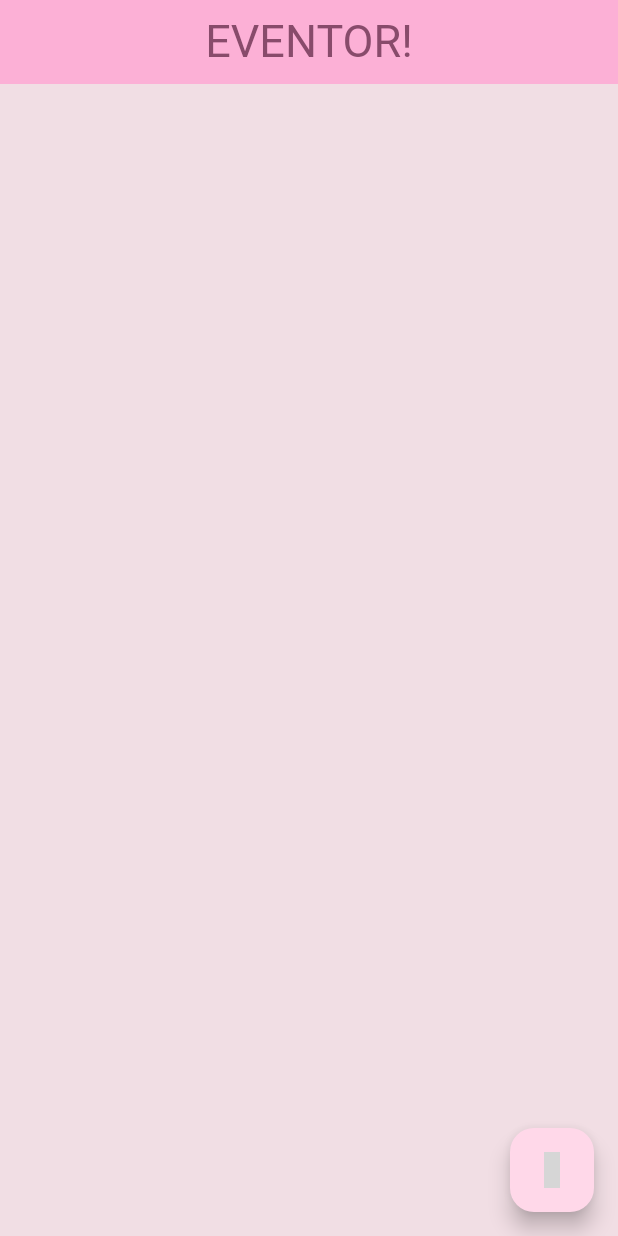
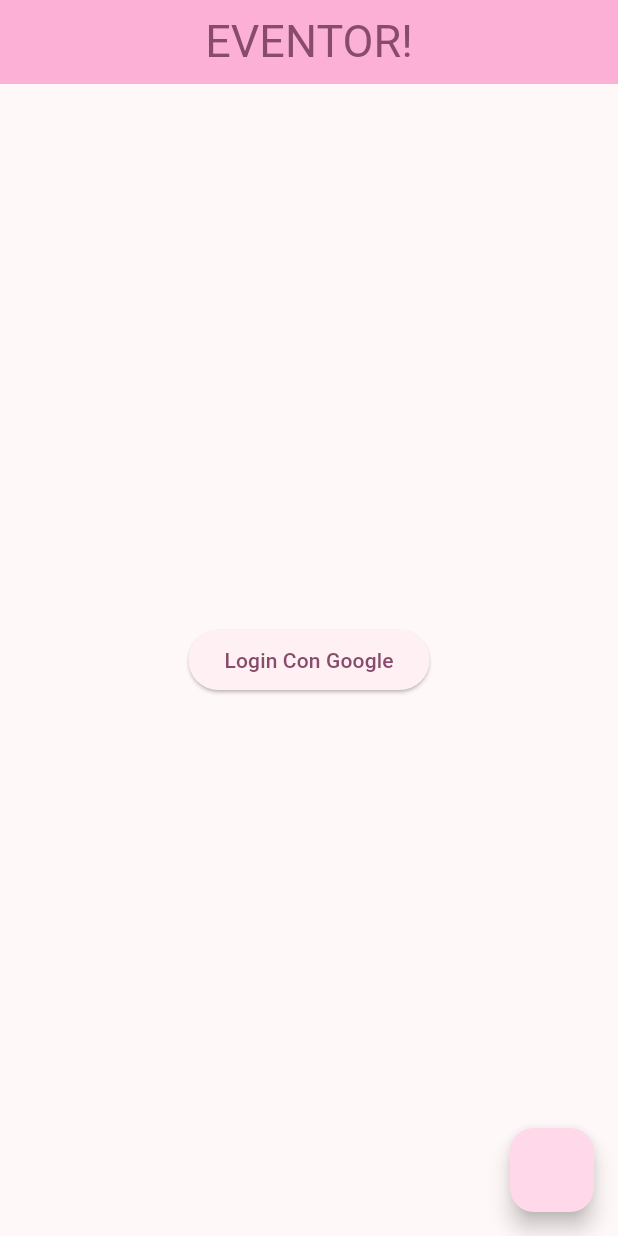
Before and after one commit to NachokeVera/eventorDes, a Flutter app: the screen it shows after launch, on a phone screen of 412 x 824 dp. Run offline on Flutter 3.47's test engine with Material 2 defaults, Android fonts, the phone set to English and light mode, and no system bars; our stand-ins replace calendar_date_picker2, cloud_firestore, file_picker, firebase_auth, firebase_core, firebase_storage and 3 more; missing offline and left inert: time_pickerr; accounts and stored records are empty; Roboto replaces fonts that are missing (Satisfy); grey boxes are pictures that could not be loaded.

Commit message:
NO PUEDO SALIR DE ESTA WEA

```diff
--- a/lib/main.dart
+++ b/lib/main.dart
@@ -1,6 +1,7 @@
 import 'package:eventor/firebase_options.dart';
 import 'package:eventor/screens/form_evento_page.dart';
 import 'package:eventor/screens/home_page.dart';
+import 'package:eventor/screens/login_page.dart';
 import 'package:flutter/material.dart';
 import 'package:google_fonts/google_fonts.dart';
 import 'package:firebase_core/firebase_core.dart';
@@ -36,7 +37,7 @@ class MyApp extends StatelessWidget {
         "/formpage": (context) => const FormEvento(),
         "/homepage": (context) => const HomePage(),
       },
-      home: const HomePage(),
+      home: const LoginPage(),
     );
   }
 }
--- /dev/null
+++ b/lib/screens/login_page.dart
@@ -0,0 +1,51 @@
+import 'package:firebase_auth/firebase_auth.dart';
+import 'package:flutter/material.dart';
+import 'package:google_sign_in/google_sign_in.dart';
+
+class LoginPage extends StatefulWidget {
+  const LoginPage({super.key});
+
+  @override
+  State<LoginPage> createState() => _LoginPageState();
+}
+
+signInWithGoogle() async {
+  GoogleSignInAccount? googleUser = await GoogleSignIn().signIn();
+
+  GoogleSignInAuthentication? googleAuth = await googleUser?.authentication;
+
+  AuthCredential credential = GoogleAuthProvider.credential(
+      accessToken: googleAuth?.accessToken, idToken: googleAuth?.idToken);
+  UserCredential userCredential =
+      await FirebaseAuth.instance.signInWithCredential(credential);
+  print(userCredential.user?.displayName);
+}
+
+class _LoginPageState extends State<LoginPage> {
+  final FirebaseAuth _auth = FirebaseAuth.instance;
+  final GoogleSignIn _googleSignIn = GoogleSignIn();
+  @override
+  Widget build(BuildContext context) {
+    return Scaffold(
+        floatingActionButton: FloatingActionButton(onPressed: () {
+          Navigator.pushNamed(context, "/formpage");
+        }),
+        appBar: AppBar(
+          centerTitle: true,
+          title: Text('EVENTOR!',
+              style: Theme.of(context)
+                  .textTheme
+                  .titleLarge!
+                  .copyWith(color: Theme.of(context).colorScheme.surfaceTint)),
+          backgroundColor: Theme.of(context).colorScheme.inversePrimary,
+        ),
+        body: Center(
+          child: ElevatedButton(
+            onPressed: () {
+              signInWithGoogle();
+            },
+            child: const Text('Login Con Google'),
+          ),
+        ));
+  }
+}
--- a/pubspec.yaml
+++ b/pubspec.yaml
@@ -40,6 +40,7 @@ dependencies:
   time_pickerr: ^1.0.6
   file_picker: ^6.1.1
   firebase_storage: ^11.5.2
+  google_sign_in: ^6.1.6
 
 dev_dependencies:
   flutter_test:
```
Also changed, not shown: pubspec.lock.
